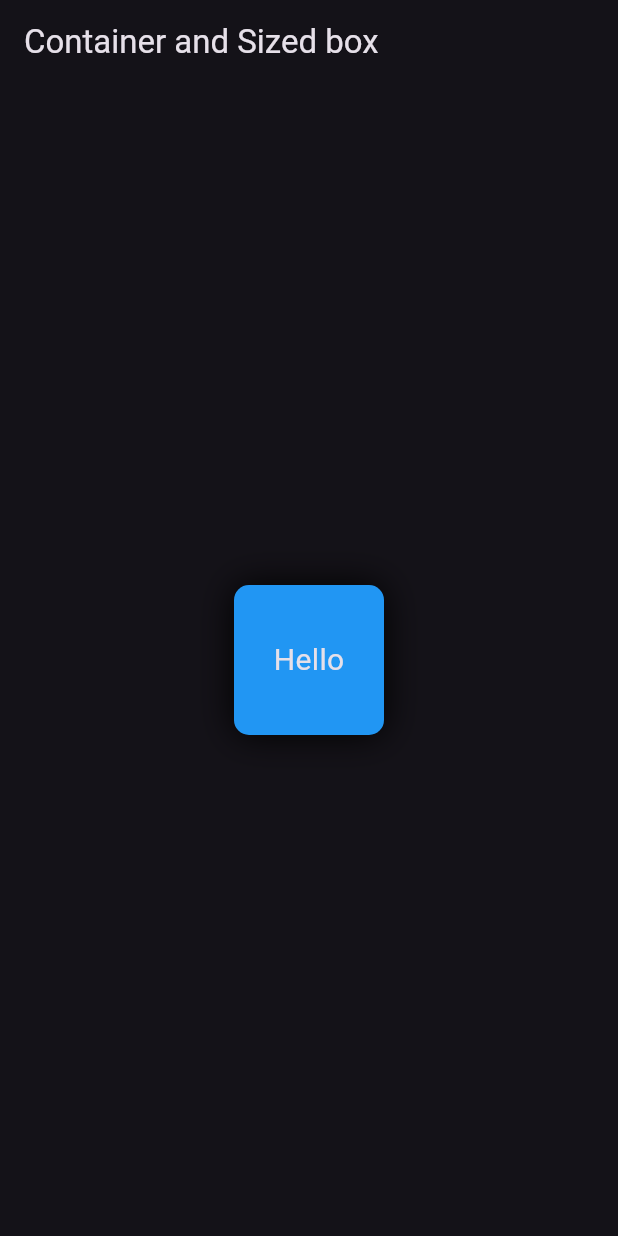
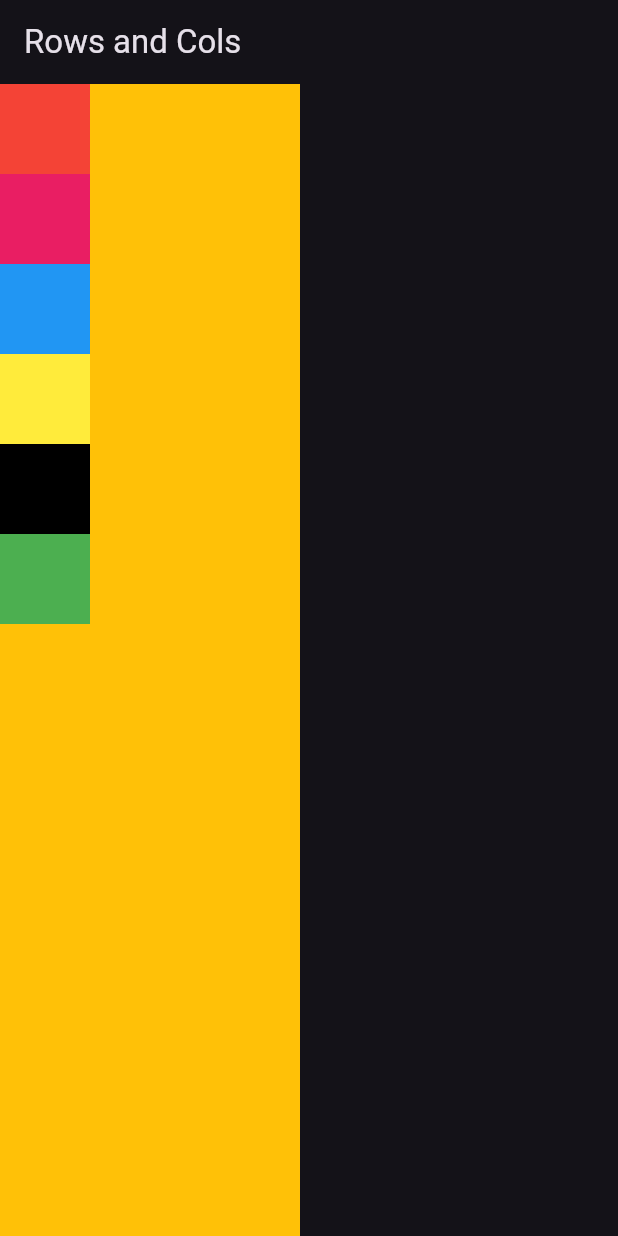
Before and after one commit to RamanKumar00/Learn-With-Me, a Flutter app: the screen it shows after launch, on a phone screen of 412 x 824 dp. Run offline on Flutter 3.47's test engine with Material 3 defaults, Android fonts, the phone set to English and light mode, and no system bars.

Commit message:
learn about rows and columns , and different properties of it.

```diff
--- a/container_and_sizedbox/lib/main.dart
+++ b/container_and_sizedbox/lib/main.dart
@@ -1,4 +1,4 @@
-import 'package:container_and_sizedbox/widgets/container_sized.dart';
+ import 'package:container_and_sizedbox/widgets/row_and_column.dart';
 import 'package:flutter/material.dart';
 
 void main() => runApp(new MyApp());
@@ -11,9 +11,10 @@
     return MaterialApp(
       debugShowCheckedModeBanner: false,
       theme: ThemeData(
-        brightness: Brightness.dark, primaryColor: Colors.deepPurple
+        brightness: Brightness.dark,
+        primaryColor: Colors.deepPurple,
       ),
-      home: container_sized(),
+      home: RowsCols(),
     );
   }
 }
--- /dev/null
+++ b/container_and_sizedbox/lib/widgets/row_and_column.dart
@@ -0,0 +1,37 @@
+import 'package:flutter/material.dart';
+
+class RowsCols extends StatelessWidget {
+  const RowsCols({super.key});
+
+  @override
+  Widget build(BuildContext context) {
+    var w = MediaQuery.of(context).size.width;
+    var h = MediaQuery.of(context).size.height;
+
+    return Scaffold(
+      appBar: AppBar(title: Text("Rows and Cols")),
+      body: Container(
+        width: 200,
+        height: h,
+        color: Colors.amber,
+        child: Wrap(
+          direction: Axis.vertical,
+          alignment: WrapAlignment.start,
+          // mainAxisAlignment: MainAxisAlignment.spaceBetween,
+          // //space between, start , end are also used for the alingment
+          // crossAxisAlignment: CrossAxisAlignment
+          //     .center, // we can use same thing for cross axis alignment
+          children: [
+            Container(height: 60, width: 60, color: Colors.red),
+            Container(height: 60, width: 60, color: Colors.pink),
+            Container(height: 60, width: 60, color: Colors.blue),
+            Container(height: 60, width: 60, color: Colors.yellow),
+            Container(height: 60, width: 60, color: Colors.black),
+            Container(height: 60, width: 60, color: Colors.green),
+          ],
+        ),
+      ),
+    );
+  }
+}
+// if we decrease the width and height of the container then it show overflowing error then simply we just wrap that container with wrap , but remember that wrap widget doesn't properties of main/cross axis alingment
```
